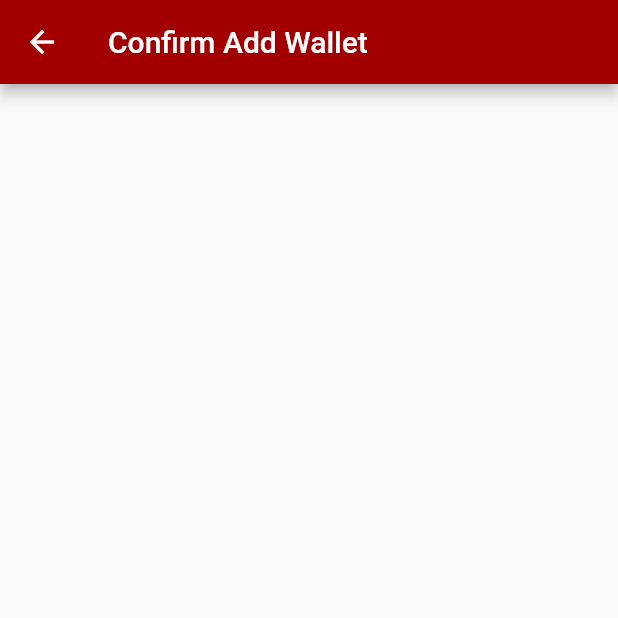
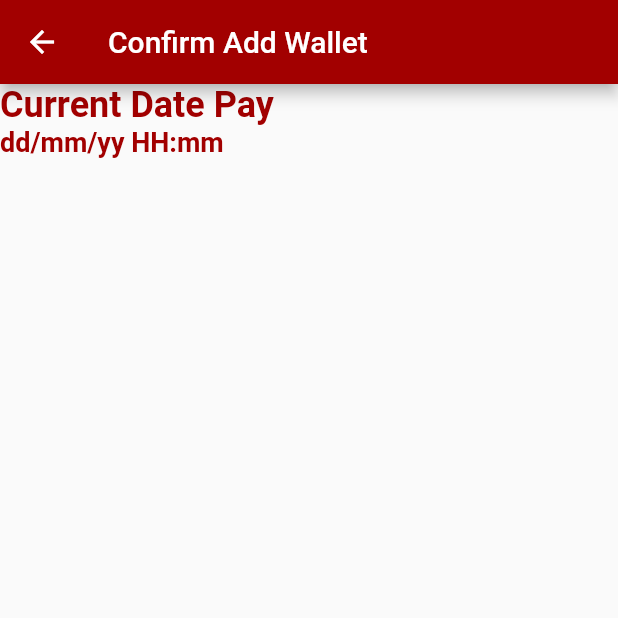
Before and after one commit to tanutsorn2522/shops1, a Flutter app: the ConfirmAddWallet screen opened by its route, on a phone screen of 412 x 824 dp, the top half of it. Run offline on Flutter 3.47's test engine with Material 2 defaults, Android fonts, the phone set to English and light mode, and no system bars; our stand-ins replace cached_network_image, dio, flutter_svg, geolocator, google_maps_flutter, image_picker and 3 more; missing offline and left inert: file_utils, omise_flutter; accounts and stored records are empty.

Commit message:
update Confirm

```diff
--- a/lib/states/confirm_add_wallet.dart
+++ b/lib/states/confirm_add_wallet.dart
@@ -2,6 +2,7 @@ import 'dart:io';
 
 import 'package:flutter/material.dart';
 import 'package:shops/utility/my_constant.dart';
+import 'package:shops/widgets/show_title.dart';
 
 class ConfirmAddWallet extends StatefulWidget {
   const ConfirmAddWallet({Key? key}) : super(key: key);
@@ -11,6 +12,23 @@ class ConfirmAddWallet extends StatefulWidget {
 }
 
 class _ConfirmAddWalletState extends State<ConfirmAddWallet> {
+  late String dateTimeStr;
+
+  @override
+  void initState() {
+    // TODO: implement initState
+    super.initState();
+
+    findCurrentTime();
+  }
+
+  void findCurrentTime() {
+    DateTime dateTime = DateTime.now();
+
+    dateTimeStr = dateTime.toString();
+    print('dateTimeStr ==>> $dateTimeStr');
+  }
+
   @override
   Widget build(BuildContext context) {
     return Scaffold(
@@ -24,6 +42,19 @@ class _ConfirmAddWalletState extends State<ConfirmAddWallet> {
               : Icon(Icons.arrow_back),
         ),
       ),
+      body: Column(
+        crossAxisAlignment: CrossAxisAlignment.start,
+        children: [
+          ShowTitle(
+            title: 'Current Date Pay',
+            textStyle: MyConstant().h1Style(),
+          ),
+          ShowTitle(
+            title: 'dd/mm/yy HH:mm',
+            textStyle: MyConstant().h2Style(),
+          )
+        ],
+      ),
     );
   }
 }
```
